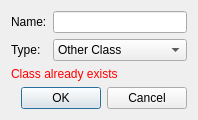
Old version of the form View/Dialogs/newclassdialog.ui in the repository BlenderCN-Org/Maditor.
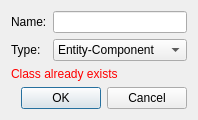
New version of the form.

Diff of the .ui file:
```diff
--- a/View/Dialogs/newclassdialog.ui
+++ b/View/Dialogs/newclassdialog.ui
@@ -36,7 +36,7 @@
      <item row="1" column="1">
       <widget class="QComboBox" name="typeField">
        <property name="currentIndex">
-        <number>4</number>
+        <number>0</number>
        </property>
        <item>
         <property name="text">
```
Left out of the diff: 5 changed lines with no effect on the pictures.
